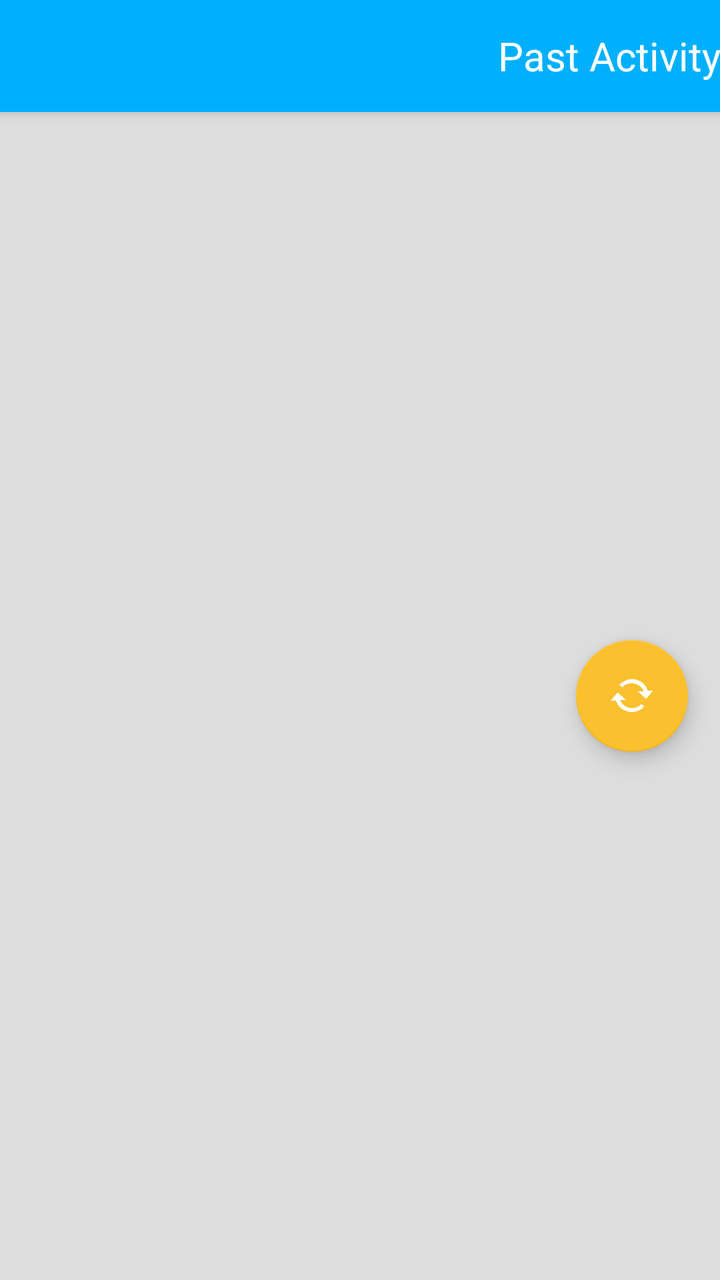
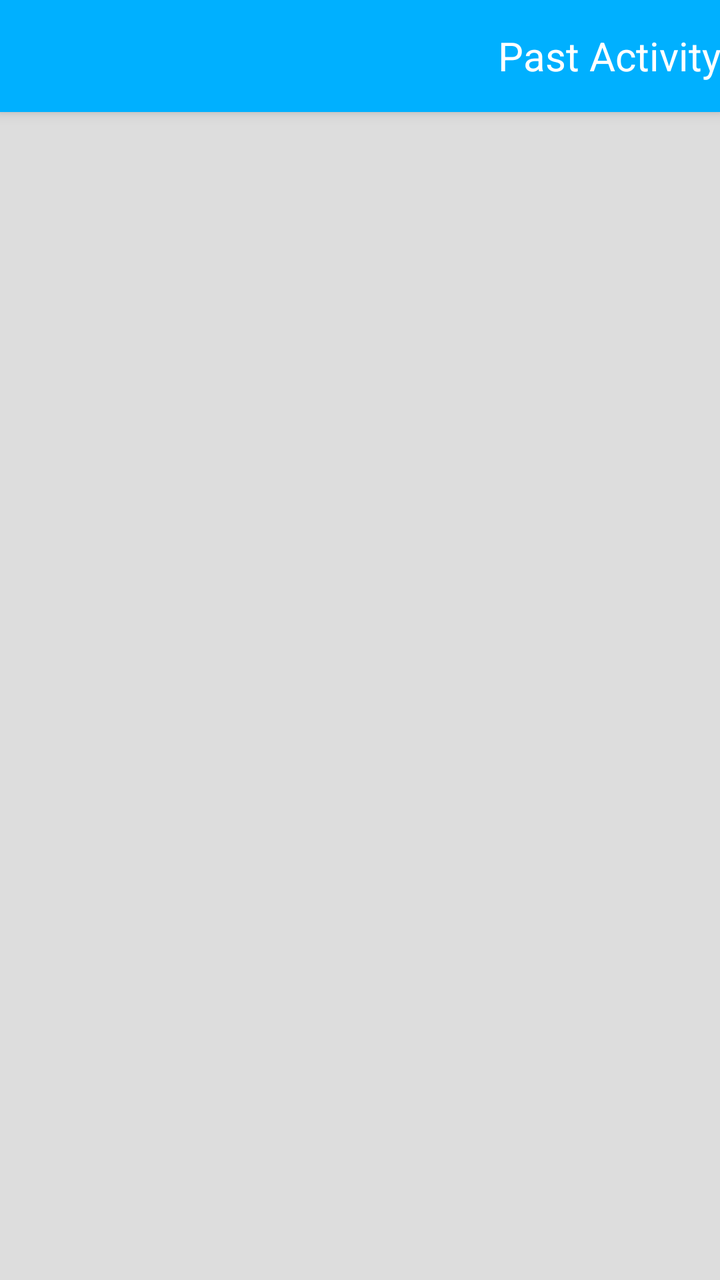

An Android layout rendered at two revisions. The XML below is the earlier revision; the diff shows what the commit changed to produce the second picture.
<!-- AndroidManifest.xml: activity theme AppTheme.NoActionBar -->
<!-- res/layout/activity_record.xml -->
<?xml version="1.0" encoding="utf-8"?>
<androidx.coordinatorlayout.widget.CoordinatorLayout
    xmlns:android="http://schemas.android.com/apk/res/android"
    xmlns:app="http://schemas.android.com/apk/res-auto"
    xmlns:tools="http://schemas.android.com/tools"
    android:layout_width="match_parent"
    android:layout_height="match_parent"
    android:fitsSystemWindows="true"
    tools:context=".ui.RecordActivity">

    <com.google.android.material.appbar.AppBarLayout
        android:id="@+id/record_appbar"
        android:layout_width="match_parent"
        android:layout_height="wrap_content"
        android:theme="@style/AppTheme.AppBarOverlay">

        <androidx.appcompat.widget.Toolbar
            android:id="@+id/record_toolbar"
            android:layout_width="match_parent"
            android:layout_height="?attr/actionBarSize"
            app:popupTheme="@style/AppTheme.PopupOverlay">

            <TextView
                android:layout_width="match_parent"
                android:layout_height="match_parent"
                android:gravity="end|center_vertical"
                android:textSize="@dimen/text_size_paragraph_title"
                android:textColor="#fff"
                android:text="@string/title_donor_records"
                style="@style/AppTheme.AppBarOverlay"/>

        </androidx.appcompat.widget.Toolbar>

    </com.google.android.material.appbar.AppBarLayout>

    <FrameLayout
        android:layout_width="match_parent"
        android:layout_height="match_parent"
        app:layout_behavior="@string/appbar_scrolling_view_behavior">

        <LinearLayout
            android:layout_width="match_parent"
            android:layout_height="match_parent"
            android:orientation="horizontal">

            <FrameLayout
                android:id="@+id/record_list_container"
                xmlns:android="http://schemas.android.com/apk/res/android"
                xmlns:app="http://schemas.android.com/apk/res-auto"
                xmlns:tools="http://schemas.android.com/tools"
                android:layout_width="match_parent"
                android:layout_height="match_parent">

                <androidx.recyclerview.widget.RecyclerView
                    android:id="@+id/record_list"
                    android:layout_width="match_parent"
                    android:layout_height="match_parent"
                    android:background="@color/colorNeutral"
                    app:layoutManager="androidx.recyclerview.widget.LinearLayoutManager"
                    tools:context=".ui.RecordActivity"
                    tools:listitem="@layout/item_record"/>

                <com.google.android.material.floatingactionbutton.FloatingActionButton
                    android:id="@+id/record_fab"
                    android:layout_width="wrap_content"
                    android:layout_height="wrap_content"
                    android:layout_gravity="center_vertical|end"
                    android:layout_marginEnd="@dimen/fab_margin"
                    app:srcCompat="@drawable/action_sync"
                    android:contentDescription="@string/description_refresh_button"/>

            </FrameLayout>

            <FrameLayout
                android:id="@+id/record_item_container"
                android:layout_width="match_parent"
                android:layout_height="match_parent"
                android:visibility="gone"
                android:background="@color/colorNeutral"
                app:layout_behavior="@string/appbar_scrolling_view_behavior" />

        </LinearLayout>

    </FrameLayout>

</androidx.coordinatorlayout.widget.CoordinatorLayout>
<!-- res/layout/item_record.xml (included above) -->
<?xml version="1.0" encoding="utf-8"?>
<androidx.cardview.widget.CardView
    xmlns:android="http://schemas.android.com/apk/res/android"
    android:id="@+id/record_item_view"
    android:layout_width="match_parent"
    android:layout_height="100dp"
    android:layout_marginLeft="8dp"
    android:layout_marginRight="8dp"
    android:layout_marginTop="4dp"
    android:layout_marginBottom="4dp">

    <LinearLayout
        android:layout_width="match_parent"
        android:layout_height="match_parent"
        android:orientation="horizontal"
        android:baselineAligned="false">

        <FrameLayout
            android:layout_width="44dp"
            android:layout_height="match_parent"
            android:paddingTop="15dp"
            android:paddingBottom="15dp"
            android:paddingStart="10dp"
            android:background="@color/colorChalk"
            android:orientation="vertical"
            android:clickable="true"
            android:focusable="true">

            <ImageButton
                android:id="@+id/record_contact_button"
                android:layout_width="25dp"
                android:layout_height="25dp"
                android:layout_gravity="top"
                android:background="@color/colorChalk"
                android:src="@drawable/ic_baseline_more_horiz_24px"
                android:contentDescription="@string/description_decrement_percentage_text"/>

            <ImageButton
                android:id="@+id/record_share_button"
                android:layout_width="25dp"
                android:layout_height="25dp"
                android:layout_gravity="bottom"
                android:background="@color/colorChalk"
                android:src="@drawable/ic_menu_share"
                android:contentDescription="@string/description_decrement_percentage_text"/>

        </FrameLayout>

        <LinearLayout
            android:id="@+id/stats_view"
            android:layout_width="0dp"
            android:layout_height="match_parent"
            android:layout_weight=".4"
            android:padding="4dp"
            android:orientation="vertical"
            android:gravity="end"
            android:clickable="true"
            android:focusable="true">

            <TextView
                android:id="@+id/record_time_text"
                android:layout_width="match_parent"
                android:layout_height="0dp"
                android:layout_weight=".5"
                android:layout_gravity="center"
                android:background="#fff"
                android:textSize="@dimen/text_size_paragraph"
                android:textStyle="bold"
                android:gravity="center"/>

            <TextView
                android:id="@+id/record_amount_text"
                android:layout_width="match_parent"
                android:layout_height="0dp"
                android:layout_weight=".5"
                android:layout_gravity="center"
                android:background="#fff"
                android:textSize="@dimen/text_size_paragraph"
                android:textStyle="bold"
                android:gravity="center"/>

        </LinearLayout>

        <LinearLayout xmlns:android="http://schemas.android.com/apk/res/android"
            android:id="@+id/record_text_view"
            android:layout_width="0dp"
            android:layout_height="match_parent"
            android:layout_weight=".5"
            android:orientation="vertical"
            android:layout_gravity="start|center_vertical">

            <TextView
                android:id="@+id/record_primary"
                android:layout_width="wrap_content"
                android:layout_height="0dp"
                android:layout_weight=".75"
                android:layout_margin="4dp"
                android:textSize="@dimen/text_size_paragraph_title"
                android:textAppearance="?attr/textAppearanceListItem" />

            <TextView
                android:id="@+id/record_secondary"
                android:layout_width="wrap_content"
                android:layout_height="0dp"
                android:layout_weight=".25"
                android:layout_margin="4dp"
                android:textAppearance="?attr/textAppearanceListItem" />

        </LinearLayout>

    </LinearLayout>

</androidx.cardview.widget.CardView>
<!-- resources referenced by this layout -->
<resources>
  <color name="colorChalk">#EEE</color>
  <color name="colorNeutral">#DDD</color>
  <dimen name="fab_margin">16dp</dimen>
  <dimen name="text_size_paragraph">16sp</dimen>
  <dimen name="text_size_paragraph_title">20sp</dimen>
  <!-- drawable action_sync: png bitmap (drawable-hdpi, 1012 bytes) -->
  <!-- drawable ic_baseline_more_horiz_24px (drawable) -->
  <vector xmlns:android="http://schemas.android.com/apk/res/android"
      android:width="24dp"
      android:height="24dp"
      android:viewportWidth="24"
      android:viewportHeight="24">
    <path
        android:fillColor="#FF000000"
        android:pathData="M6,10c-1.1,0 -2,0.9 -2,2s0.9,2 2,2 2,-0.9 2,-2 -0.9,-2 -2,-2zM18,10c-1.1,0 -2,0.9 -2,2s0.9,2 2,2 2,-0.9 2,-2 -0.9,-2 -2,-2zM12,10c-1.1,0 -2,0.9 -2,2s0.9,2 2,2 2,-0.9 2,-2 -0.9,-2 -2,-2z"/>
  </vector>
  <!-- drawable ic_menu_share (drawable-v21) -->
  <vector xmlns:android="http://schemas.android.com/apk/res/android"
      android:width="24dp"
      android:height="24dp"
      android:viewportHeight="24.0"
      android:viewportWidth="24.0">
      <path
          android:fillColor="#FF000000"
          android:pathData="M18,16.08c-0.76,0 -1.44,0.3 -1.96,0.77L8.91,12.7c0.05,-0.23 0.09,-0.46 0.09,-0.7s-0.04,-0.47 -0.09,-0.7l7.05,-4.11c0.54,0.5 1.25,0.81 2.04,0.81 1.66,0 3,-1.34 3,-3s-1.34,-3 -3,-3 -3,1.34 -3,3c0,0.24 0.04,0.47 0.09,0.7L8.04,9.81C7.5,9.31 6.79,9 6,9c-1.66,0 -3,1.34 -3,3s1.34,3 3,3c0.79,0 1.5,-0.31 2.04,-0.81l7.12,4.16c-0.05,0.21 -0.08,0.43 -0.08,0.65 0,1.61 1.31,2.92 2.92,2.92 1.61,0 2.92,-1.31 2.92,-2.92s-1.31,-2.92 -2.92,-2.92z" />
  </vector>
  <string name="description_decrement_percentage_text">Press this button to decrease the percentage of your total donation amount to be allocated to this charity on each converted smile or stride</string>
  <string name="description_refresh_button">Press this button to refresh the list of charities</string>
  <string name="title_donor_records">Past Activity</string>
  <style name="AppTheme.AppBarOverlay" parent="ThemeOverlay.AppCompat.Dark.ActionBar" />
  <style name="AppTheme.PopupOverlay" parent="@android:style/Widget.PopupMenu">
          <item name="android:background">@color/colorPrimary</item>
      </style>
  <style name="AppTheme.NoActionBar">
          <item name="windowActionBar">false</item>
          <item name="windowNoTitle">true</item>
      </style>
  <color name="colorPrimary">#00B0FF</color>
</resources>

<!-- the commit's change to res/layout/activity_record.xml (unified diff, before → after) -->
@@ -59,15 +59,6 @@
                     app:layoutManager="androidx.recyclerview.widget.LinearLayoutManager"
                     tools:context=".ui.RecordActivity"
                     tools:listitem="@layout/item_record"/>
-
-                <com.google.android.material.floatingactionbutton.FloatingActionButton
-                    android:id="@+id/record_fab"
-                    android:layout_width="wrap_content"
-                    android:layout_height="wrap_content"
-                    android:layout_gravity="center_vertical|end"
-                    android:layout_marginEnd="@dimen/fab_margin"
-                    app:srcCompat="@drawable/action_sync"
-                    android:contentDescription="@string/description_refresh_button"/>
 
             </FrameLayout>
 
@@ -151,7 +142,7 @@
                 android:layout_weight=".5"
                 android:layout_gravity="center"
                 android:background="#fff"
-                android:textSize="@dimen/text_size_paragraph"
+                android:textSize="@dimen/text_size_paragraph_title"
                 android:textStyle="bold"
                 android:gravity="center"/>
 
@@ -162,7 +153,7 @@
                 android:layout_weight=".5"
                 android:layout_gravity="center"
                 android:background="#fff"
-                android:textSize="@dimen/text_size_paragraph"
+                android:textSize="@dimen/text_size_paragraph_title"
                 android:textStyle="bold"
                 android:gravity="center"/>
 
<!-- resource entries referenced after the edit -->
@@ -2,10 +2,7 @@
 <resources>
   <color name="colorChalk">#EEE</color>
   <color name="colorNeutral">#DDD</color>
-  <dimen name="fab_margin">16dp</dimen>
-  <dimen name="text_size_paragraph">16sp</dimen>
   <dimen name="text_size_paragraph_title">20sp</dimen>
-  <!-- drawable action_sync: png bitmap (drawable-hdpi, 1012 bytes) -->
   <!-- drawable ic_baseline_more_horiz_24px (drawable) -->
   <vector xmlns:android="http://schemas.android.com/apk/res/android"
       android:width="24dp"
@@ -27,7 +24,6 @@
           android:pathData="M18,16.08c-0.76,0 -1.44,0.3 -1.96,0.77L8.91,12.7c0.05,-0.23 0.09,-0.46 0.09,-0.7s-0.04,-0.47 -0.09,-0.7l7.05,-4.11c0.54,0.5 1.25,0.81 2.04,0.81 1.66,0 3,-1.34 3,-3s-1.34,-3 -3,-3 -3,1.34 -3,3c0,0.24 0.04,0.47 0.09,0.7L8.04,9.81C7.5,9.31 6.79,9 6,9c-1.66,0 -3,1.34 -3,3s1.34,3 3,3c0.79,0 1.5,-0.31 2.04,-0.81l7.12,4.16c-0.05,0.21 -0.08,0.43 -0.08,0.65 0,1.61 1.31,2.92 2.92,2.92 1.61,0 2.92,-1.31 2.92,-2.92s-1.31,-2.92 -2.92,-2.92z" />
   </vector>
   <string name="description_decrement_percentage_text">Press this button to decrease the percentage of your total donation amount to be allocated to this charity on each converted smile or stride</string>
-  <string name="description_refresh_button">Press this button to refresh the list of charities</string>
   <string name="title_donor_records">Past Activity</string>
   <style name="AppTheme.AppBarOverlay" parent="ThemeOverlay.AppCompat.Dark.ActionBar" />
   <style name="AppTheme.PopupOverlay" parent="@android:style/Widget.PopupMenu">
